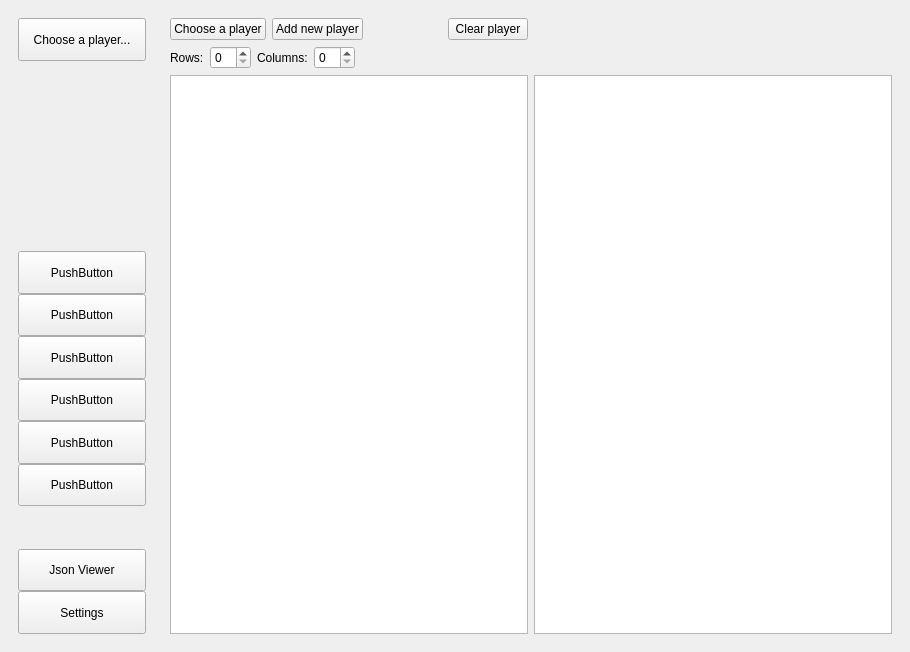
This is osu-Manager-Stats/mainwindow.ui in PrefectSol/osu-master as Qt 5 draws it before an edit. The edited form follows.
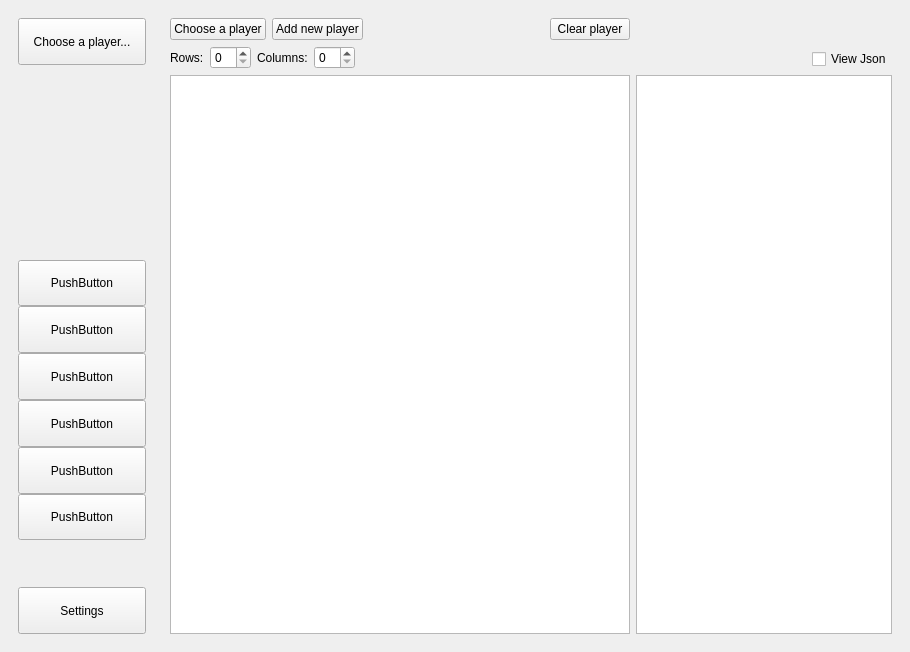
This is the edited form.

Commit message: Add json viewer | users cache

```diff
--- a/osu-Manager-Stats/mainwindow.ui
+++ b/osu-Manager-Stats/mainwindow.ui
@@ -183,19 +183,6 @@
          </property>
         </spacer>
        </item>
-       <item>
-        <widget class="QPushButton" name="pushButton_2">
-         <property name="sizePolicy">
-          <sizepolicy hsizetype="Expanding" vsizetype="Expanding">
-           <horstretch>0</horstretch>
-           <verstretch>0</verstretch>
-          </sizepolicy>
-         </property>
-         <property name="text">
-          <string>Json Viewer</string>
-         </property>
-        </widget>
-       </item>
        <item>
         <widget class="QPushButton" name="pushButton_5">
          <property name="sizePolicy">
@@ -221,9 +208,6 @@
        </sizepolicy>
       </property>
       <layout class="QGridLayout" name="gridLayout">
-       <item row="1" column="1">
-        <widget class="QTextBrowser" name="textBrowser"/>
-       </item>
        <item row="0" column="0">
         <layout class="QVBoxLayout" name="verticalLayout_2">
          <item>
@@ -365,6 +349,35 @@
          </attribute>
         </widget>
        </item>
+       <item row="1" column="1">
+        <widget class="QTextBrowser" name="jsonViewer">
+         <property name="sizePolicy">
+          <sizepolicy hsizetype="Minimum" vsizetype="Expanding">
+           <horstretch>0</horstretch>
+           <verstretch>0</verstretch>
+          </sizepolicy>
+         </property>
+         <property name="minimumSize">
+          <size>
+           <width>30</width>
+           <height>0</height>
+          </size>
+         </property>
+         <property name="maximumSize">
+          <size>
+           <width>500</width>
+           <height>16777215</height>
+          </size>
+         </property>
+        </widget>
+       </item>
+       <item row="0" column="1" alignment="Qt::AlignRight|Qt::AlignBottom">
+        <widget class="QCheckBox" name="viewJsonCheckBox">
+         <property name="text">
+          <string>View Json</string>
+         </property>
+        </widget>
+       </item>
       </layout>
      </widget>
     </item>
```
The commit also changes 14 other files.
